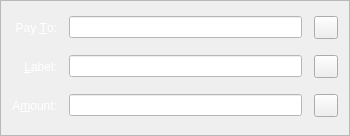
The window that src/qt/forms/sendcoinsentry.ui (SpectreSecurityCoin/SpectreSecurityCoin) describes before a commit, drawn with Qt 5.
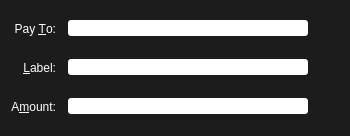
The same window after the commit. Icons and pictures are not drawn. Custom widgets are drawn as their Qt base class.

```diff
--- a/src/qt/forms/sendcoinsentry.ui
+++ b/src/qt/forms/sendcoinsentry.ui
@@ -14,7 +14,9 @@
    <string>Form</string>
   </property>
   <property name="styleSheet">
-   <string notr="true">color: rgb(255, 255, 255);</string>
+   <string notr="true">background-color:rgb(28, 28, 28);
+color: rgb(255, 255, 255);
+border-radius:3px;</string>
   </property>
   <property name="frameShape">
    <enum>QFrame::StyledPanel</enum>
```
